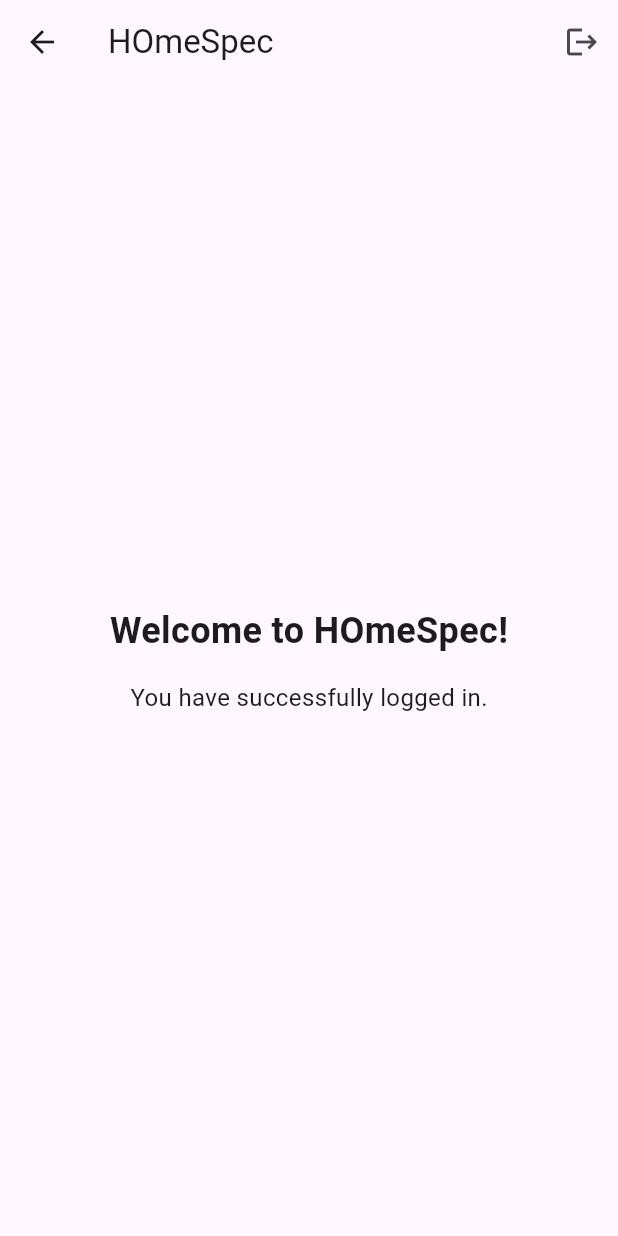
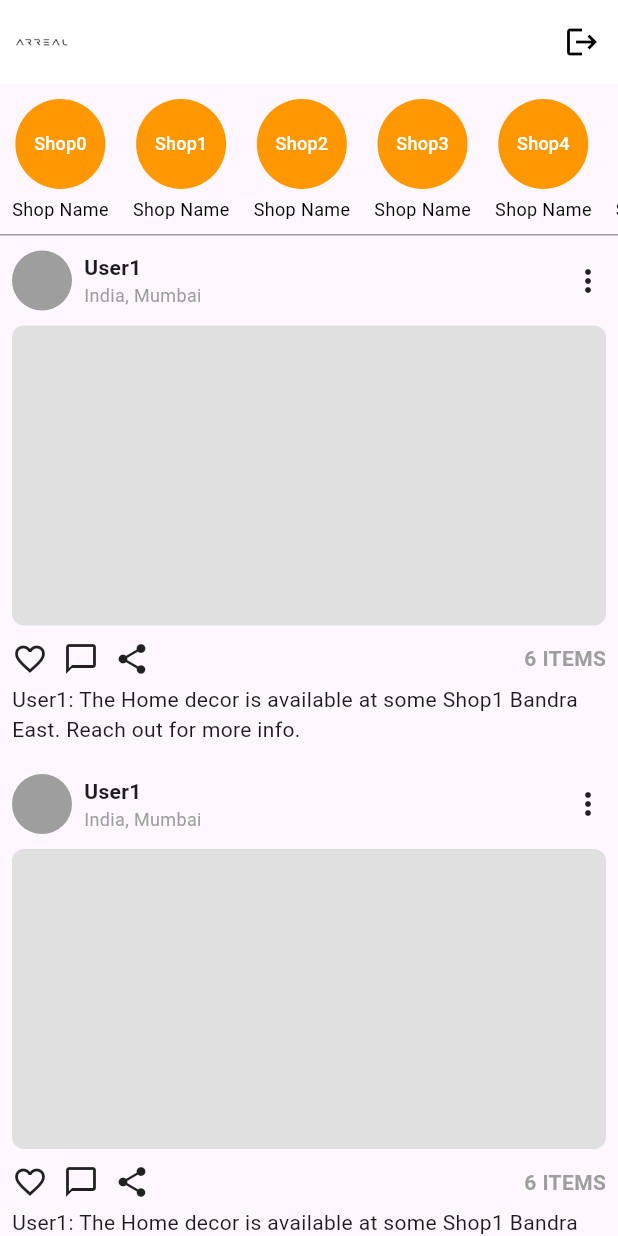
Before and after one commit to Tech-No-Phile/HOmeSpec, a Flutter app: the HomeScreen screen opened by its route, on a phone screen of 412 x 824 dp. Run offline on Flutter 3.47's test engine with Material 3 defaults, Android fonts, the phone set to English and light mode, and no system bars; our stand-ins replace firebase_auth, firebase_core; accounts and stored records are empty.

Commit message:
Home page committed

```diff
--- a/lib/screens/home_screen.dart
+++ b/lib/screens/home_screen.dart
@@ -7,42 +7,155 @@ class HomeScreen extends StatelessWidget {
   void _logout(BuildContext context) async {
     await AuthService().logout();
     Navigator.pushReplacementNamed(
-        context, '/'); // Navigate back to the login screen
+      context,
+      '/', // Navigate back to the login screen
+    );
   }
 
   @override
   Widget build(BuildContext context) {
     return Scaffold(
       appBar: AppBar(
-        title: const Text('HOmeSpec'),
+        elevation: 0,
+        backgroundColor: Colors.white,
+        leading: Padding(
+          padding: const EdgeInsets.all(8.0),
+          child: Image.asset(
+            'assets/textblacklogo.png', // Replace with your ARREAL logo asset
+            fit: BoxFit.contain,
+          ),
+        ),
         actions: [
           IconButton(
-            icon: const Icon(Icons.logout),
+            icon: const Icon(Icons.logout, color: Colors.black),
             onPressed: () => _logout(context),
             tooltip: 'Logout',
           ),
         ],
       ),
-      body: Center(
+      body: Column(
+        children: [
+          // Stories section
+          Container(
+            padding: const EdgeInsets.symmetric(vertical: 10),
+            height: 100,
+            child: ListView.builder(
+              scrollDirection: Axis.horizontal,
+              itemCount: 10, // Replace with the actual number of stories
+              itemBuilder: (context, index) {
+                return Padding(
+                  padding: const EdgeInsets.symmetric(horizontal: 8.0),
                   child: Column(
-          mainAxisAlignment: MainAxisAlignment.center,
+                    children: [
+                      CircleAvatar(
+                        radius: 30,
+                        backgroundColor: Colors.orange,
+                        child: Text(
+                          'Shop$index',
+                          style: const TextStyle(
+                              fontSize: 12, color: Colors.white),
+                        ),
+                      ),
+                      const SizedBox(height: 5),
+                      const Text(
+                        'Shop Name',
+                        style: TextStyle(fontSize: 12, color: Colors.black),
+                      ),
+                    ],
+                  ),
+                );
+              },
+            ),
+          ),
+          // Divider
+          const Divider(height: 1, color: Colors.grey),
+          // Posts section
+          Expanded(
+            child: ListView.builder(
+              itemCount: 5, // Replace with the actual number of posts
+              itemBuilder: (context, index) {
+                return Padding(
+                  padding:
+                      const EdgeInsets.symmetric(vertical: 10, horizontal: 8),
+                  child: Column(
+                    crossAxisAlignment: CrossAxisAlignment.start,
+                    children: [
+                      // Post Header
+                      Row(
+                        children: [
+                          const CircleAvatar(
+                            radius: 20,
+                            backgroundColor: Colors.grey,
+                          ),
+                          const SizedBox(width: 8),
+                          Column(
+                            crossAxisAlignment: CrossAxisAlignment.start,
                             children: const [
                               Text(
-              'Welcome to HOmeSpec!',
+                                'User1',
                                 style: TextStyle(
-                fontSize: 24,
                                   fontWeight: FontWeight.bold,
+                                  fontSize: 14,
                                 ),
                               ),
-            SizedBox(height: 16),
                               Text(
-              'You have successfully logged in.',
+                                'India, Mumbai',
                                 style: TextStyle(
-                fontSize: 16,
+                                  fontSize: 12,
+                                  color: Colors.grey,
                                 ),
                               ),
                             ],
                           ),
+                          const Spacer(),
+                          const Icon(Icons.more_vert),
+                        ],
+                      ),
+                      const SizedBox(height: 10),
+                      // Post Image
+                      Container(
+                        height: 200,
+                        decoration: BoxDecoration(
+                          color: Colors.grey[300],
+                          borderRadius: BorderRadius.circular(8),
+                        ),
+                      ),
+                      const SizedBox(height: 10),
+                      // Post Actions and Details
+                      Row(
+                        mainAxisAlignment: MainAxisAlignment.spaceBetween,
+                        children: [
+                          Row(
+                            children: const [
+                              Icon(Icons.favorite_border),
+                              SizedBox(width: 10),
+                              Icon(Icons.chat_bubble_outline),
+                              SizedBox(width: 10),
+                              Icon(Icons.share),
+                            ],
+                          ),
+                          const Text(
+                            '6 ITEMS',
+                            style: TextStyle(
+                              color: Colors.grey,
+                              fontWeight: FontWeight.bold,
+                            ),
+                          ),
+                        ],
+                      ),
+                      const SizedBox(height: 5),
+                      // Post Description
+                      const Text(
+                        'User1: The Home decor is available at some Shop1 Bandra East. Reach out for more info.',
+                        style: TextStyle(fontSize: 14),
+                      ),
+                    ],
+                  ),
+                );
+              },
+            ),
+          ),
+        ],
       ),
     );
   }
--- a/pubspec.yaml
+++ b/pubspec.yaml
@@ -64,6 +64,7 @@ flutter:
   assets:
     - assets/image.jpg
     - assets/textlogo.png
+    - assets/textblacklogo.png
   #   - images/a_dot_ham.jpeg
 
   # An image asset can refer to one or more resolution-specific "variants", see
```
Also changed, not shown: assets/textblacklogo.png (added). Lines whose indentation alone changed are shown as unchanged.
